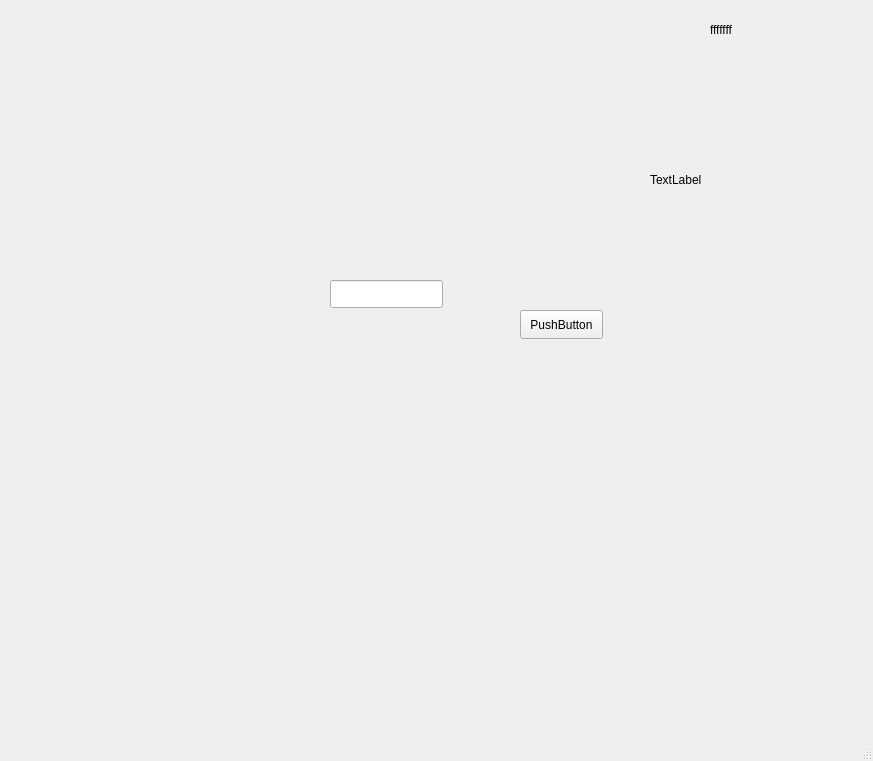
Old version of the form mainwindow.ui in the repository MaciejStrzelczyk/Questionnaire.
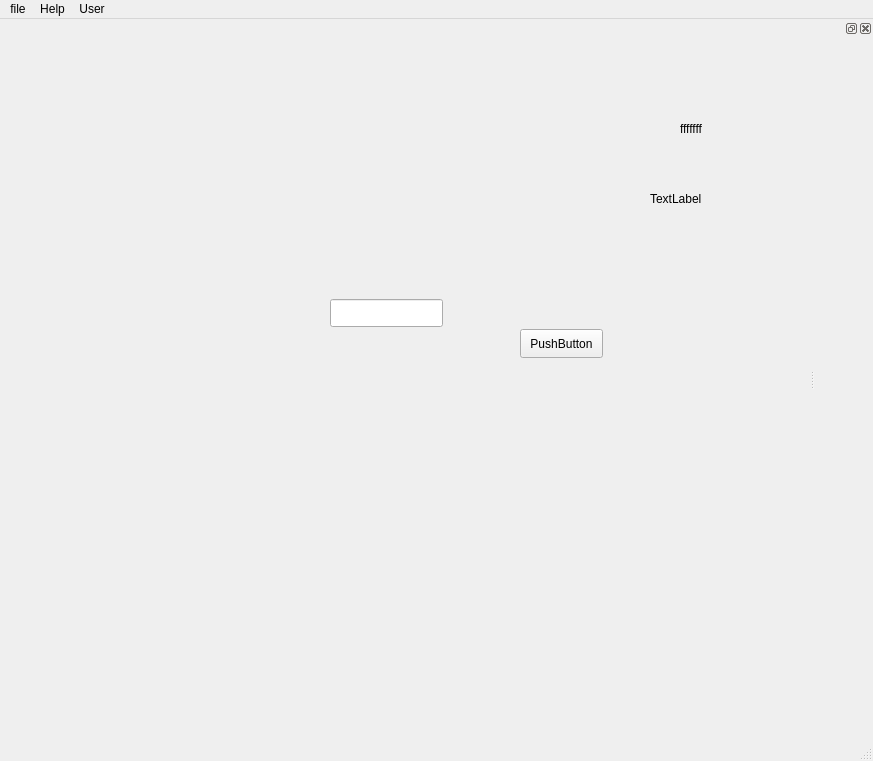
New version of the form. Icons and pictures are not drawn.

Patch:
```diff
--- a/mainwindow.ui
+++ b/mainwindow.ui
@@ -42,9 +42,9 @@
    <widget class="QLabel" name="label">
     <property name="geometry">
      <rect>
-      <x>710</x>
-      <y>20</y>
-      <width>63</width>
+      <x>680</x>
+      <y>100</y>
+      <width>141</width>
       <height>20</height>
      </rect>
     </property>
@@ -98,8 +98,56 @@
      <height>21</height>
     </rect>
    </property>
+   <widget class="QMenu" name="menufile">
+    <property name="title">
+     <string>file</string>
+    </property>
+    <addaction name="separator"/>
+    <addaction name="actionExit"/>
+    <addaction name="actionAdd"/>
+   </widget>
+   <widget class="QMenu" name="menuHelp">
+    <property name="title">
+     <string>Help</string>
+    </property>
+   </widget>
+   <widget class="QMenu" name="menuUser">
+    <property name="title">
+     <string>User</string>
+    </property>
+   </widget>
+   <addaction name="menufile"/>
+   <addaction name="menuHelp"/>
+   <addaction name="menuUser"/>
   </widget>
   <widget class="QStatusBar" name="statusbar"/>
+  <widget class="QDockWidget" name="dockWidget_3">
+   <attribute name="dockWidgetArea">
+    <number>2</number>
+   </attribute>
+   <widget class="QWidget" name="dockWidgetContents_3"/>
+  </widget>
+  <action name="actionWyjdz">
+   <property name="text">
+    <string>Wyjdz</string>
+   </property>
+  </action>
+  <action name="actionExit">
+   <property name="checkable">
+    <bool>false</bool>
+   </property>
+   <property name="enabled">
+    <bool>true</bool>
+   </property>
+   <property name="text">
+    <string>Wyjdz</string>
+   </property>
+  </action>
+  <action name="actionAdd">
+   <property name="text">
+    <string>Dodaj</string>
+   </property>
+  </action>
  </widget>
  <resources>
   <include location="resource/resource.qrc"/>
```
